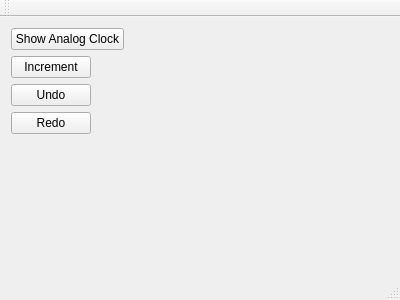
LariscusObscurus/SWPClock, file mainwindow.ui: the form before one commit.
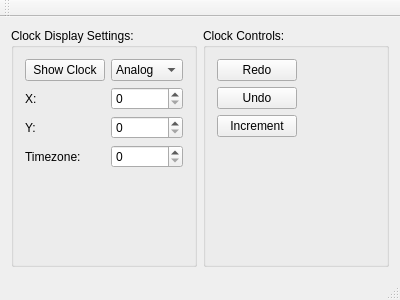
The form after the commit.

Diff of the .ui file:
```diff
--- a/mainwindow.ui
+++ b/mainwindow.ui
@@ -14,33 +14,103 @@
    <string>MainWindow</string>
   </property>
   <widget class="QWidget" name="centralWidget">
-   <layout class="QFormLayout" name="formLayout">
+   <layout class="QHBoxLayout" name="horizontalLayout">
+    <item>
+     <widget class="QGroupBox" name="groupBox">
+      <property name="title">
+       <string>Clock Display Settings:</string>
+      </property>
+      <layout class="QFormLayout" name="formLayout_2">
     <item row="0" column="0">
      <widget class="QPushButton" name="pushButton">
       <property name="text">
-       <string>Show Analog Clock</string>
+          <string>Show Clock</string>
+         </property>
+        </widget>
+       </item>
+       <item row="0" column="1">
+        <widget class="QComboBox" name="comboBox">
+         <item>
+          <property name="text">
+           <string>Analog</string>
+          </property>
+         </item>
+         <item>
+          <property name="text">
+           <string>Digital</string>
+          </property>
+         </item>
+        </widget>
+       </item>
+       <item row="2" column="1">
+        <widget class="QSpinBox" name="spinBox_2">
+         <property name="maximum">
+          <number>2500</number>
       </property>
      </widget>
     </item>
     <item row="1" column="0">
-     <widget class="QPushButton" name="pushButton_2">
+        <widget class="QLabel" name="label">
       <property name="text">
-       <string>Increment</string>
+          <string>X: </string>
+         </property>
+        </widget>
+       </item>
+       <item row="1" column="1">
+        <widget class="QSpinBox" name="spinBox">
+         <property name="maximum">
+          <number>2500</number>
       </property>
      </widget>
     </item>
     <item row="2" column="0">
-     <widget class="QPushButton" name="pushButton_3">
+        <widget class="QLabel" name="label_2">
       <property name="text">
-       <string>Undo</string>
+          <string>Y:</string>
       </property>
      </widget>
     </item>
+       <item row="3" column="1">
+        <widget class="QSpinBox" name="spinBox_3"/>
+       </item>
     <item row="3" column="0">
+        <widget class="QLabel" name="label_3">
+         <property name="text">
+          <string>Timezone:</string>
+         </property>
+        </widget>
+       </item>
+      </layout>
+     </widget>
+    </item>
+    <item>
+     <widget class="QGroupBox" name="groupBox_2">
+      <property name="title">
+       <string>Clock Controls:</string>
+      </property>
+      <layout class="QFormLayout" name="formLayout_3">
+       <item row="0" column="0">
      <widget class="QPushButton" name="pushButton_4">
       <property name="text">
        <string>Redo</string>
       </property>
+        </widget>
+       </item>
+       <item row="1" column="0">
+        <widget class="QPushButton" name="pushButton_3">
+         <property name="text">
+          <string>Undo</string>
+         </property>
+        </widget>
+       </item>
+       <item row="2" column="0">
+        <widget class="QPushButton" name="pushButton_2">
+         <property name="text">
+          <string>Increment</string>
+         </property>
+        </widget>
+       </item>
+      </layout>
      </widget>
     </item>
    </layout>
```
Lines whose indentation alone changed are shown as unchanged.
